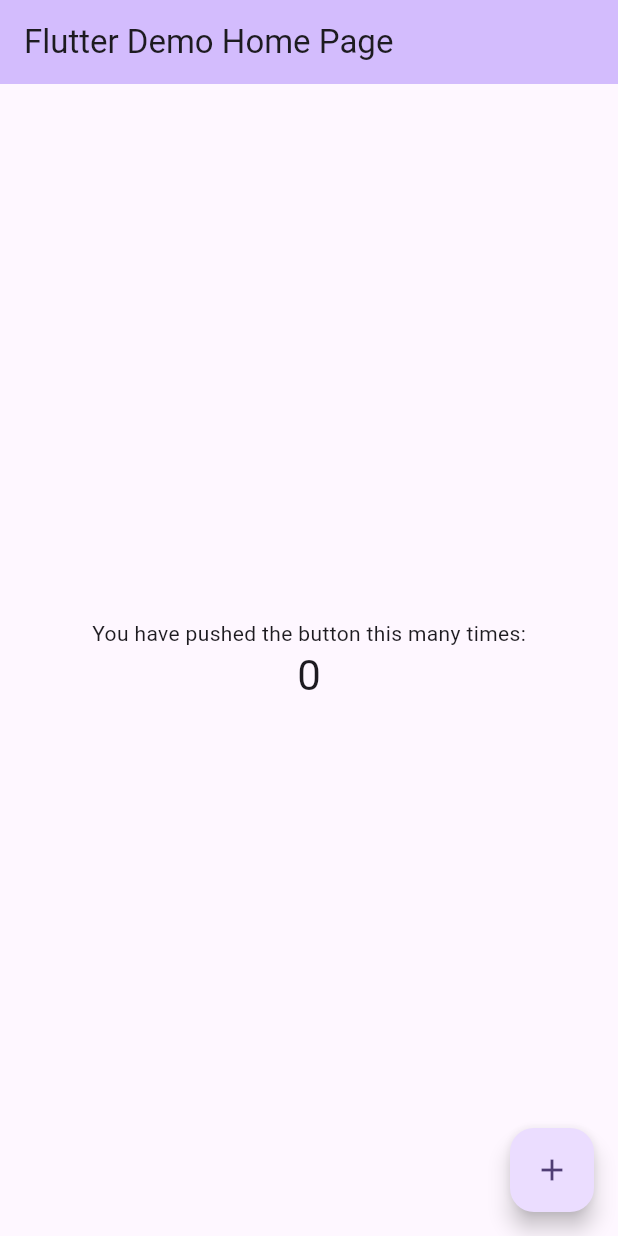
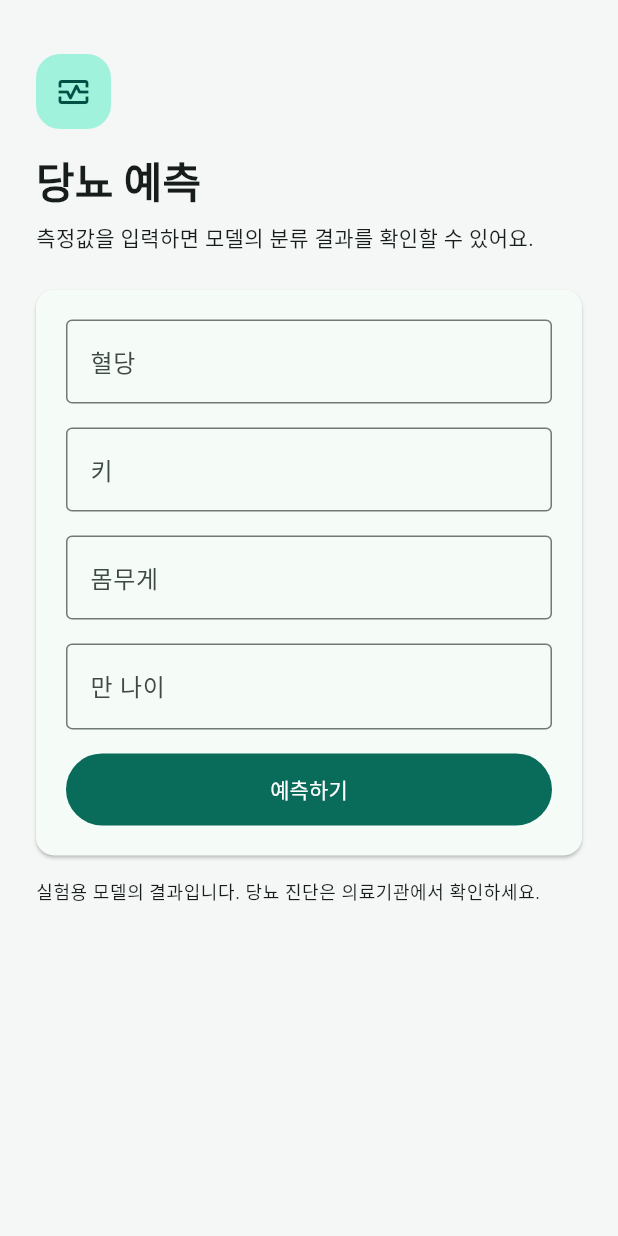
Before and after one commit to JustJaebbang/Diabetes-Prediction, a Flutter app: the screen it shows after launch, on a phone screen of 412 x 824 dp. Run offline on Flutter 3.47's test engine with Material 3 defaults, Android fonts, the phone set to English and light mode, and no system bars.

Commit message:
mvp, 모델 추가시 변경

```diff
--- a/flutter_app/lib/main.dart
+++ b/flutter_app/lib/main.dart
@@ -1,122 +1,26 @@
 import 'package:flutter/material.dart';
 
-void main() {
-  runApp(const MyApp());
-}
+import 'model/prediction_api.dart';
+import 'view/prediction_page.dart';
+
+void main() => runApp(const MyApp());
 
 class MyApp extends StatelessWidget {
-  const MyApp({super.key});
+  const MyApp({super.key, this.predict = requestPrediction});
 
-  // This widget is the root of your application.
+  final Predict predict;
+
   @override
   Widget build(BuildContext context) {
+    final theme = ThemeData(
+      colorScheme: ColorScheme.fromSeed(seedColor: const Color(0xff146858)),
+      scaffoldBackgroundColor: const Color(0xfff4f7f5),
+    );
     return MaterialApp(
-      title: 'Flutter Demo',
-      theme: ThemeData(
-        // This is the theme of your application.
-        //
-        // TRY THIS: Try running your application with "flutter run". You'll see
-        // the application has a purple toolbar. Then, without quitting the app,
-        // try changing the seedColor in the colorScheme below to Colors.green
-        // and then invoke "hot reload" (save your changes or press the "hot
-        // reload" button in a Flutter-supported IDE, or press "r" if you used
-        // the command line to start the app).
-        //
-        // Notice that the counter didn't reset back to zero; the application
-        // state is not lost during the reload. To reset the state, use hot
-        // restart instead.
-        //
-        // This works for code too, not just values: Most code changes can be
-        // tested with just a hot reload.
-        colorScheme: .fromSeed(seedColor: Colors.deepPurple),
-      ),
-      home: const MyHomePage(title: 'Flutter Demo Home Page'),
+      title: '당뇨 예측',
+      debugShowCheckedModeBanner: false,
+      theme: theme,
+      home: PredictionPage(predict: predict),
     );
   }
 }
-
-class MyHomePage extends StatefulWidget {
-  const MyHomePage({super.key, required this.title});
-
-  // This widget is the home page of your application. It is stateful, meaning
-  // that it has a State object (defined below) that contains fields that affect
-  // how it looks.
-
-  // This class is the configuration for the state. It holds the values (in this
-  // case the title) provided by the parent (in this case the App widget) and
-  // used by the build method of the State. Fields in a Widget subclass are
-  // always marked "final".
-
-  final String title;
-
-  @override
-  State<MyHomePage> createState() => _MyHomePageState();
-}
-
-class _MyHomePageState extends State<MyHomePage> {
-  int _counter = 0;
-
-  void _incrementCounter() {
-    setState(() {
-      // This call to setState tells the Flutter framework that something has
-      // changed in this State, which causes it to rerun the build method below
-      // so that the display can reflect the updated values. If we changed
-      // _counter without calling setState(), then the build method would not be
-      // called again, and so nothing would appear to happen.
-      _counter++;
-    });
-  }
-
-  @override
-  Widget build(BuildContext context) {
-    // This method is rerun every time setState is called, for instance as done
-    // by the _incrementCounter method above.
-    //
-    // The Flutter framework has been optimized to make rerunning build methods
-    // fast, so that you can just rebuild anything that needs updating rather
-    // than having to individually change instances of widgets.
-    return Scaffold(
-      appBar: AppBar(
-        // TRY THIS: Try changing the color here to a specific color (to
-        // Colors.amber, perhaps?) and trigger a hot reload to see the AppBar
-        // change color while the other colors stay the same.
-        backgroundColor: Theme.of(context).colorScheme.inversePrimary,
-        // Here we take the value from the MyHomePage object that was created by
-        // the App.build method, and use it to set our appbar title.
-        title: Text(widget.title),
-      ),
-      body: Center(
-        // Center is a layout widget. It takes a single child and positions it
-        // in the middle of the parent.
-        child: Column(
-          // Column is also a layout widget. It takes a list of children and
-          // arranges them vertically. By default, it sizes itself to fit its
-          // children horizontally, and tries to be as tall as its parent.
-          //
-          // Column has various properties to control how it sizes itself and
-          // how it positions its children. Here we use mainAxisAlignment to
-          // center the children vertically; the main axis here is the vertical
-          // axis because Columns are vertical (the cross axis would be
-          // horizontal).
-          //
-          // TRY THIS: Invoke "debug painting" (choose the "Toggle Debug Paint"
-          // action in the IDE, or press "p" in the console), to see the
-          // wireframe for each widget.
-          mainAxisAlignment: .center,
-          children: [
-            const Text('You have pushed the button this many times:'),
-            Text(
-              '$_counter',
-              style: Theme.of(context).textTheme.headlineMedium,
-            ),
-          ],
-        ),
-      ),
-      floatingActionButton: FloatingActionButton(
-        onPressed: _incrementCounter,
-        tooltip: 'Increment',
-        child: const Icon(Icons.add),
-      ),
-    );
-  }
-}
--- /dev/null
+++ b/flutter_app/lib/model/prediction_api.dart
@@ -0,0 +1,122 @@
+import 'dart:async';
+import 'dart:convert';
+import 'dart:io';
+
+const predictionFields = [
+  PredictionField('glucose_mg_dl', '혈당', 'mg/dL'),
+  PredictionField('height_cm', '키', 'cm', minimum: 1, maximum: 300),
+  PredictionField('weight_kg', '몸무게', 'kg', maximum: 1000),
+  PredictionField('age_years', '만 나이', '세', integer: true, maximum: 130),
+];
+
+class PredictionField {
+  const PredictionField(
+    this.key,
+    this.label,
+    this.unit, {
+    this.integer = false,
+    this.minimum,
+    this.maximum,
+  });
+
+  final String key;
+  final String label;
+  final String unit;
+  final bool integer;
+  final num? minimum;
+  final num? maximum;
+
+  num? parse(String text) =>
+      integer ? int.tryParse(text.trim()) : double.tryParse(text.trim());
+
+  String? validate(String? text) {
+    final value = parse(text ?? '');
+    if (value == null || !value.isFinite) {
+      return integer ? '정수를 입력해 주세요.' : '숫자를 입력해 주세요.';
+    }
+    final min = minimum;
+    final max = maximum;
+    if (min == null ? value <= 0 : value < min) {
+      return min == null ? '0보다 큰 값을 입력해 주세요.' : '$min 이상 입력해 주세요.';
+    }
+    if (max != null && value > max) return '$max 이하로 입력해 주세요.';
+    return null;
+  }
+}
+
+class PredictionResult {
+  const PredictionResult({
+    required this.predictedClass,
+    this.score,
+    this.notice,
+  });
+
+  factory PredictionResult.fromJson(Map<String, dynamic> json) {
+    final predictedClass = json['predicted_class'];
+    if (predictedClass is! int ||
+        (predictedClass != 0 && predictedClass != 1)) {
+      throw const FormatException('Unknown class');
+    }
+    final score = json['model_score'];
+    final notice = json['notice'];
+    return PredictionResult(
+      predictedClass: predictedClass,
+      score: score is num ? score.toDouble() : null,
+      notice: notice is String && notice.isNotEmpty ? notice : null,
+    );
+  }
+
+  final int predictedClass;
+  final double? score;
+  final String? notice;
+}
+
+typedef Predict = Future<PredictionResult> Function(Map<String, num> values);
+
+Future<PredictionResult> requestPrediction(Map<String, num> values) async {
+  const configuredUrl = String.fromEnvironment('API_BASE_URL');
+  final baseUrl = configuredUrl.isNotEmpty
+      ? configuredUrl
+      : Platform.isAndroid
+      ? 'http://10.0.2.2:8000'
+      : 'http://127.0.0.1:8000';
+  final client = HttpClient();
+  try {
+    return await (() async {
+      final request = await client.postUrl(
+        Uri.parse(baseUrl).resolve('/predict'),
+      );
+      request.headers.contentType = ContentType.json;
+      request.write(jsonEncode(values));
+      final response = await request.close();
+      final body = await response.transform(utf8.decoder).join();
+      switch (response.statusCode) {
+        case 200:
+          return PredictionResult.fromJson(
+            jsonDecode(body) as Map<String, dynamic>,
+          );
+        case 422:
+          throw const PredictionException('서버가 입력값을 받지 못했어요. 입력 항목을 확인해 주세요.');
+        case 503:
+          throw const PredictionException('예측 모델이 아직 준비되지 않았어요.');
+        default:
+          throw const PredictionException('예측을 완료하지 못했어요. 잠시 후 다시 시도해 주세요.');
+      }
+    })().timeout(const Duration(seconds: 15));
+  } on TimeoutException {
+    throw const PredictionException('서버 응답 시간이 초과됐어요.');
+  } on IOException {
+    throw const PredictionException('서버에 연결할 수 없어요. 서버 주소와 실행 상태를 확인해 주세요.');
+  } on FormatException {
+    throw const PredictionException('서버 응답 형식을 확인해 주세요.');
+  } on TypeError {
+    throw const PredictionException('서버 응답 형식을 확인해 주세요.');
+  } finally {
+    client.close(force: true);
+  }
+}
+
+class PredictionException implements Exception {
+  const PredictionException(this.message);
+  final String message;
+}
--- /dev/null
+++ b/flutter_app/lib/view/prediction_page.dart
@@ -0,0 +1,185 @@
+import 'package:flutter/material.dart';
+
+import '../model/prediction_api.dart';
+import '../vm/prediction_view_model.dart';
+
+class PredictionPage extends StatefulWidget {
+  const PredictionPage({super.key, required this.predict});
+  final Predict predict;
+
+  @override
+  State<PredictionPage> createState() => _PredictionPageState();
+}
+
+class _PredictionPageState extends State<PredictionPage> {
+  final _form = GlobalKey<FormState>();
+  final _controllers = {
+    for (final field in predictionFields) field.key: TextEditingController(),
+  };
+  late final _viewModel = PredictionViewModel(
+    (values) => widget.predict(values),
+  );
+
+  @override
+  void dispose() {
+    _viewModel.dispose();
+    for (final controller in _controllers.values) {
+      controller.dispose();
+    }
+    super.dispose();
+  }
+
+  Future<void> _submit() async {
+    if (!_form.currentState!.validate()) return;
+    FocusScope.of(context).unfocus();
+    await _viewModel.submit({
+      for (final field in predictionFields)
+        field.key: field.parse(_controllers[field.key]!.text)!,
+    });
+  }
+
+  @override
+  Widget build(BuildContext context) => ListenableBuilder(
+    listenable: _viewModel,
+    builder: (context, _) => _buildPage(context),
+  );
+
+  Widget _buildPage(BuildContext context) {
+    final theme = Theme.of(context);
+    final colors = theme.colorScheme;
+    final result = _viewModel.result;
+    return Scaffold(
+      body: SafeArea(
+        child: SingleChildScrollView(
+          padding: const EdgeInsets.symmetric(horizontal: 24, vertical: 36),
+          child: Center(
+            child: ConstrainedBox(
+              constraints: const BoxConstraints(maxWidth: 480),
+              child: Column(
+                crossAxisAlignment: CrossAxisAlignment.stretch,
+                children: [
+                  Align(
+                    alignment: Alignment.centerLeft,
+                    child: DecoratedBox(
+                      decoration: BoxDecoration(
+                        color: colors.primaryContainer,
+                        borderRadius: BorderRadius.circular(16),
+                      ),
+                      child: Padding(
+                        padding: const EdgeInsets.all(13),
+                        child: Icon(
+                          Icons.monitor_heart_outlined,
+                          color: colors.onPrimaryContainer,
+                        ),
+                      ),
+                    ),
+                  ),
+                  const SizedBox(height: 16),
+                  Text(
+                    '당뇨 예측',
+                    style: theme.textTheme.headlineMedium?.copyWith(
+                      fontWeight: FontWeight.bold,
+                    ),
+                  ),
+                  const SizedBox(height: 8),
+                  const Text('측정값을 입력하면 모델의 분류 결과를 확인할 수 있어요.'),
+                  const SizedBox(height: 24),
+                  Card(
+                    margin: EdgeInsets.zero,
+                    color: colors.surface,
+                    child: Padding(
+                      padding: const EdgeInsets.all(20),
+                      child: Form(
+                        key: _form,
+                        child: Column(
+                          crossAxisAlignment: CrossAxisAlignment.stretch,
+                          children: [
+                            for (final field in predictionFields)
+                              Padding(
+                                padding: const EdgeInsets.only(bottom: 16),
+                                child: TextFormField(
+                                  key: ValueKey(field.key),
+                                  controller: _controllers[field.key],
+                                  enabled: !_viewModel.loading,
+                                  validator: field.validate,
+                                  keyboardType: TextInputType.numberWithOptions(
+                                    decimal: !field.integer,
+                                  ),
+                                  decoration: InputDecoration(
+                                    labelText: field.label,
+                                    suffixText: field.unit,
+                                    border: const OutlineInputBorder(),
+                                  ),
+                                ),
+                              ),
+                            FilledButton(
+                              onPressed: _viewModel.loading ? null : _submit,
+                              style: FilledButton.styleFrom(
+                                minimumSize: const Size.fromHeight(48),
+                              ),
+                              child: Text(
+                                _viewModel.loading ? '예측 중…' : '예측하기',
+                              ),
+                            ),
+                          ],
+                        ),
+                      ),
+                    ),
+                  ),
+                  if (_viewModel.error case final error?) ...[
+                    const SizedBox(height: 16),
+                    Semantics(
+                      liveRegion: true,
+                      child: Text(error, style: TextStyle(color: colors.error)),
+                    ),
+                  ],
+                  if (result != null) ...[
+                    const SizedBox(height: 16),
+                    Card(
+                      margin: EdgeInsets.zero,
+                      color: colors.secondaryContainer,
+                      child: Padding(
+                        padding: const EdgeInsets.all(20),
+                        child: Semantics(
+                          liveRegion: true,
+                          child: Column(
+                            crossAxisAlignment: CrossAxisAlignment.start,
+                            children: [
+                              Text(
+                                result.predictedClass == 1
+                                    ? '당뇨'
+                                    : '정상',
+                                style: theme.textTheme.titleLarge,
+                              ),
+                              if (result.score case final score?)
+                                Padding(
+                                  padding: const EdgeInsets.only(top: 8),
+                                  child: Text(
+                                    '모델 예측  ${(score * 100).toStringAsFixed(1)}%',
+                                  ),
+                                ),
+                              if (result.notice case final notice?)
+                                Padding(
+                                  padding: const EdgeInsets.only(top: 8),
+                                  child: Text(notice),
+                                ),
+                            ],
+                          ),
+                        ),
+                      ),
+                    ),
+                  ],
+                  const SizedBox(height: 16),
+                  Text(
+                    '실험용 모델의 결과입니다. 당뇨 진단은 의료기관에서 확인하세요.',
+                    style: theme.textTheme.bodySmall,
+                  ),
+                ],
+              ),
+            ),
+          ),
+        ),
+      ),
+    );
+  }
+}
--- /dev/null
+++ b/flutter_app/lib/vm/prediction_view_model.dart
@@ -0,0 +1,40 @@
+import 'package:flutter/foundation.dart';
+
+import '../model/prediction_api.dart';
+
+class PredictionViewModel extends ChangeNotifier {
+  PredictionViewModel(this._predict);
+
+  final Predict _predict;
+  bool _disposed = false;
+  bool _loading = false;
+  String? _error;
+  PredictionResult? _result;
+
+  bool get loading => _loading;
+  String? get error => _error;
+  PredictionResult? get result => _result;
+
+  Future<void> submit(Map<String, num> values) async {
+    if (_loading || _disposed) return;
+    _loading = true;
+    _error = null;
+    _result = null;
+    notifyListeners();
+
+    try {
+      _result = await _predict(values);
+    } on PredictionException catch (error) {
+      _error = error.message;
+    } finally {
+      _loading = false;
+      if (!_disposed) notifyListeners();
+    }
+  }
+
+  @override
+  void dispose() {
+    _disposed = true;
+    super.dispose();
+  }
+}
```
Also changed, not shown: 4 other files.
